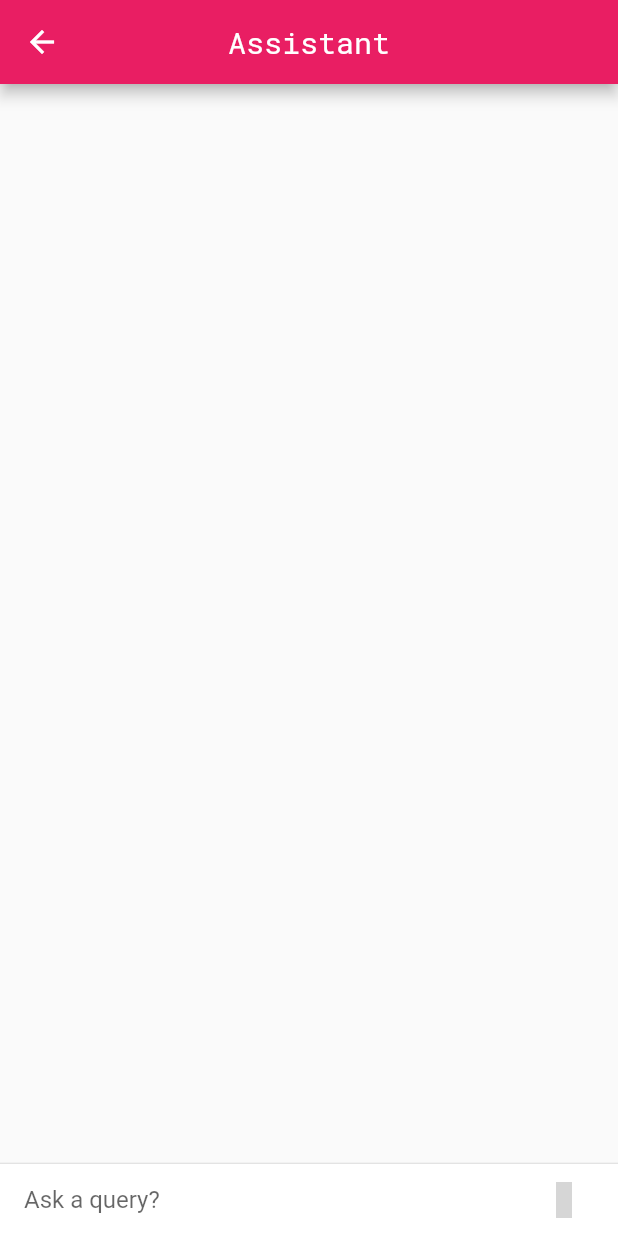
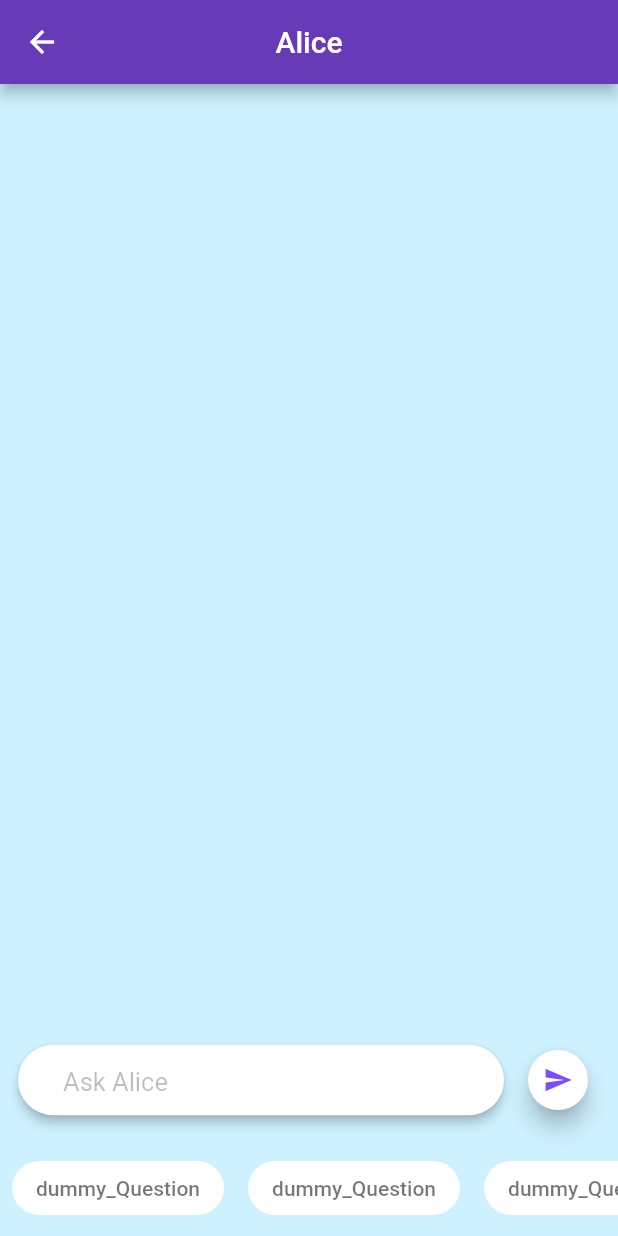
Before and after one commit to allisto/allisto-app, a Flutter app: the HomePage screen opened by its route, after a tap on an icon or button, on a phone screen of 412 x 824 dp. Run offline on Flutter 3.47's test engine with Material 2 defaults, Android fonts, the phone set to English and light mode, and no system bars; our stand-ins replace dio, eva_icons_flutter, font_awesome_flutter, intro_slider, share, webview_flutter; missing offline and left inert: audio_recorder2, flutter_dialogflow, simple_permissions; network calls fail; project files that could hold a hidden picture were left out; grey boxes are pictures that could not be loaded.

Commit message:
alice bot integration

```diff
--- /dev/null
+++ b/lib/BLoC/bot_bloc.dart
@@ -0,0 +1,6 @@
+import "package:flutter_dialogflow/flutter_dialogflow.dart";
+
+
+
+
+}
--- a/lib/main.dart
+++ b/lib/main.dart
@@ -6,6 +6,7 @@ import 'package:allisto_app/pages/news_list_page.dart';
 import 'package:allisto_app/pages/news_detail_page.dart';
 import 'package:allisto_app/pages/intro_screen.dart';
 import 'package:allisto_app/pages/team_page.dart';
+import 'package:allisto_app/pages/bot.dart';
 
 void main() => runApp(Allisto());
 
@@ -16,7 +17,7 @@ class Allisto extends StatelessWidget {
       routes: <String, WidgetBuilder>{
         '/home': (context) => HomePage(),
         '/mic': (context) => Microphone(),
-        '/assistant': (context) => Assistant(),
+        '/assistant': (context) => Bot_window(),//Assistant(),
         '/news_list': (context) => NewsList(),
         '/news_detail' : (BuildContext context) => NewsDetailPage(),
         '/intro_screen': (BuildContext context) => IntroScreen(),
--- /dev/null
+++ b/lib/pages/bot.dart
@@ -0,0 +1,218 @@
+import "package:flutter/material.dart";
+import 'package:flutter_dialogflow/dialogflow_v2.dart';
+
+
+class Bot_window extends StatefulWidget {
+  _ChatWindowState createState() => _ChatWindowState();
+}
+
+class _ChatWindowState extends State<Bot_window> {
+  List<Widget> _messages = new List();
+  TextEditingController _controller = TextEditingController();
+
+  void _queryHandler(text) {
+    if (text.length < 1) return; // no empty messages
+    ChatMessage message = new ChatMessage(
+      sender: true,
+      text: text,
+    );
+    setState(() {
+      _messages.insert(0, message);
+    });
+    _controller.clear();
+    _getResponse(text.toString());
+  }
+
+  void _getResponse(query) async
+  {
+    AuthGoogle auth=await AuthGoogle(fileJson: "assets/Allisto-agent.json").build();
+    Dialogflow dialog=Dialogflow(authGoogle: auth);
+    AIResponse response= await dialog.detectIntent(query);
+    ChatMessage Response_Message=ChatMessage(
+      text: response.getMessage(),
+      sender: false,
+    );
+    setState(() {
+      _messages.insert(0, Response_Message);
+    });
+  }
+  @override
+  Widget build(BuildContext context) {
+    return Scaffold(
+
+      backgroundColor: Color.fromRGBO(206, 241, 255, 1),
+      appBar: AppBar(
+        centerTitle: true,
+        title: Text("Alice"),
+        backgroundColor: Colors.deepPurple,
+      ),
+      body: Container(
+        child: Column(
+          mainAxisAlignment: MainAxisAlignment.end,
+          children: <Widget>[
+            Flexible(
+                child: ListView.builder(
+                  shrinkWrap: true,
+                  reverse: true,
+                  padding: new EdgeInsets.all(8.0),
+                  itemBuilder: (_, int index) => _messages[index],
+                  itemCount: _messages.length,
+                )),
+            Padding(
+              padding: const EdgeInsets.all(8.0),
+              child: Row(
+                children: <Widget>[
+                  Flexible(
+                    child: Card(
+                      shape: RoundedRectangleBorder(
+                          borderRadius: BorderRadius.circular(30.0)),
+                      color: Colors.white,
+                      elevation: 3.0,
+                      child: Padding(
+                        padding: const EdgeInsets.symmetric(
+                            vertical: 12.0, horizontal: 30.0),
+                        child: TextField(
+                            controller: _controller,
+                            onSubmitted: _queryHandler,
+                            style: TextStyle(
+                              fontSize: 20.0,
+                              color: Colors.black87,
+                            ),
+                            scrollPadding: EdgeInsets.symmetric(
+                                vertical: 20.0, horizontal: 10.0),
+                            decoration: InputDecoration.collapsed(
+                                fillColor: Colors.grey,
+                                hintText: "Ask Alice",
+                                hintStyle: TextStyle(
+                                    fontSize: 17.0, color: Colors.black26))),
+                      ),
+                    ),
+                  ),
+                  Padding(
+                    padding: const EdgeInsets.all(8.0),
+                    child: FloatingActionButton(
+                      mini: true,
+                      child: Center(child: Icon(Icons.send, size: 20,)),
+                      foregroundColor: Colors.deepPurpleAccent,
+                      backgroundColor: Colors.white,
+                      onPressed: () {
+                        _queryHandler(_controller.text);
+                      },
+                    ),
+                  )
+                ],
+              ),
+            ),
+            Padding(
+              padding:  EdgeInsets.symmetric(vertical:0.0,horizontal:0.0 ),
+              child: SingleChildScrollView(
+                scrollDirection: Axis.horizontal,
+                child: Row(
+                  children: <Widget>[
+                    FAQ_button(FAQ: "dummy_Question",),
+                    FAQ_button(FAQ: "dummy_Question",),
+                    FAQ_button(FAQ: "dummy_Question",),
+                    FAQ_button(FAQ: "dummy_Question",),
+                    FAQ_button(FAQ: "dummy_Question",),
+                    FAQ_button(FAQ: "dummy_Question",),
+                    FAQ_button(FAQ: "dummy_Question",),
+                  ],
+                ),
+              ),
+            ),
+
+          ],
+        ),
+      ),
+    );
+  }
+}
+
+
+//==========================Message_Widget==============================//
+
+class ChatMessage extends StatelessWidget {
+  String _name = "Vendor_name";
+  bool sender;
+  String text;
+  String sender_name;
+
+  ChatMessage({this.text, this.sender});
+
+  @override
+  Widget build(BuildContext context) {
+    return new Container(
+      margin: const EdgeInsets.symmetric(vertical: 10.0),
+      child: new Row(
+        textDirection: sender ? TextDirection.rtl : TextDirection.ltr,
+        crossAxisAlignment: CrossAxisAlignment.end,
+        children: <Widget>[
+          Flexible(
+            fit: FlexFit.loose,
+            child: Container(
+              constraints: BoxConstraints(
+                maxWidth: MediaQuery
+                    .of(context)
+                    .size
+                    .width * 0.5,
+              ),
+              child: Column(
+                crossAxisAlignment: CrossAxisAlignment.end,
+                children: <Widget>[
+                  Row(mainAxisAlignment:  sender ?MainAxisAlignment.end:MainAxisAlignment.start,
+                    children: <Widget>[
+                      CircleAvatar(
+                        child: sender?Text("U"):Text("A"),
+                        radius: 10,
+                      ),
+                    ],
+                  ),
+                  Card(
+                    color: Color.fromRGBO(209, 195, 255, 0.5),
+                    elevation: 0.0,
+                    shape: RoundedRectangleBorder(
+                        borderRadius: BorderRadius.only(
+                            topRight: sender?Radius.circular(0):Radius.circular(30.0),
+                            bottomRight: Radius.circular(30.0),
+                            bottomLeft: Radius.circular(30.0),
+                            topLeft: sender?Radius.circular(30):Radius.circular(0.0))),
+                    child: Padding(
+                      padding: const EdgeInsets.symmetric(
+                          horizontal: 15.0, vertical: 10.0),
+                      child: Text(
+                        text,
+                        style: TextStyle(fontSize: 15),
+                      ),
+                    ),
+                  ),
+                ],
+              ),
+            ),
+          )
+        ],
+      ),
+    );
+  }
+}
+
+//==========FAQ BAR=========//
+
+class FAQ_button extends StatelessWidget {
+  @override
+  String FAQ;
+  FAQ_button({this.FAQ});
+  Widget build(BuildContext context) {
+    return Padding(
+      padding: const EdgeInsets.all(8.0),
+      child: FlatButton(
+        splashColor: Colors.deepPurpleAccent,
+        color: Colors.white,
+        child: Text(FAQ,style: TextStyle(color: Colors.black54),),
+        shape: RoundedRectangleBorder(borderRadius: BorderRadius.circular(30.0)),
+        onPressed: (){
+
+        },
+      ),
+    );
+  }
+}
--- a/lib/pages/intro_screen.dart
+++ b/lib/pages/intro_screen.dart
@@ -22,15 +22,15 @@ class IntroScreenState extends State<IntroScreen> {
         title: "Autism",
         styleTitle: TextStyle(
             color: Colors.indigo,
-            fontSize: 30.0,
+            fontSize: 50.0,
             fontWeight: FontWeight.bold,
             fontFamily: 'RobotoMono'),
         description:
         "Treat your infant's autism at with Allisto :)",
         styleDescription: TextStyle(
-            color: Colors.pink,
+            color: Colors.white,
             fontSize: 20.0,
-            fontStyle: FontStyle.italic,
+            fontWeight:FontWeight.w100,
             fontFamily: 'Raleway'),
         pathImage: "images/brain_image.png",
       ),
--- a/pubspec.yaml
+++ b/pubspec.yaml
@@ -21,8 +21,9 @@ dependencies:
   dio: any
   flutter_dialogflow: ^0.1.0
   intro_slider: ^2.0.3
-  webview_flutter:
+  webview_flutter: ^0.2.0
   share: ^0.6.1+1
+  permission_handler: ^3.1.0
 
   # The following adds the Cupertino Icons font to your application.
   # Use with the CupertinoIcons class for iOS style icons.
@@ -64,6 +65,7 @@ flutter:
   assets:
    - images/
    - assets/
+   - assets/agent.json
   #  - images/a_dot_ham.jpeg
 
   # An image asset can refer to one or more resolution-specific "variants", see
@@ -86,6 +88,7 @@ flutter:
       fonts:
         - asset: fonts/Raleway-Regular.ttf
         - asset: fonts/Raleway-Bold.ttf
+
   #   - family: Schyler
   #     fonts:
   #       - asset: fonts/Schyler-Regular.ttf
```
Also changed, not shown: assets/Allisto-agent.json (added, +12 -0 lines), lib/pages/medical_assistant.dart (+11 -17 lines), pubspec.lock, 5 other files.
